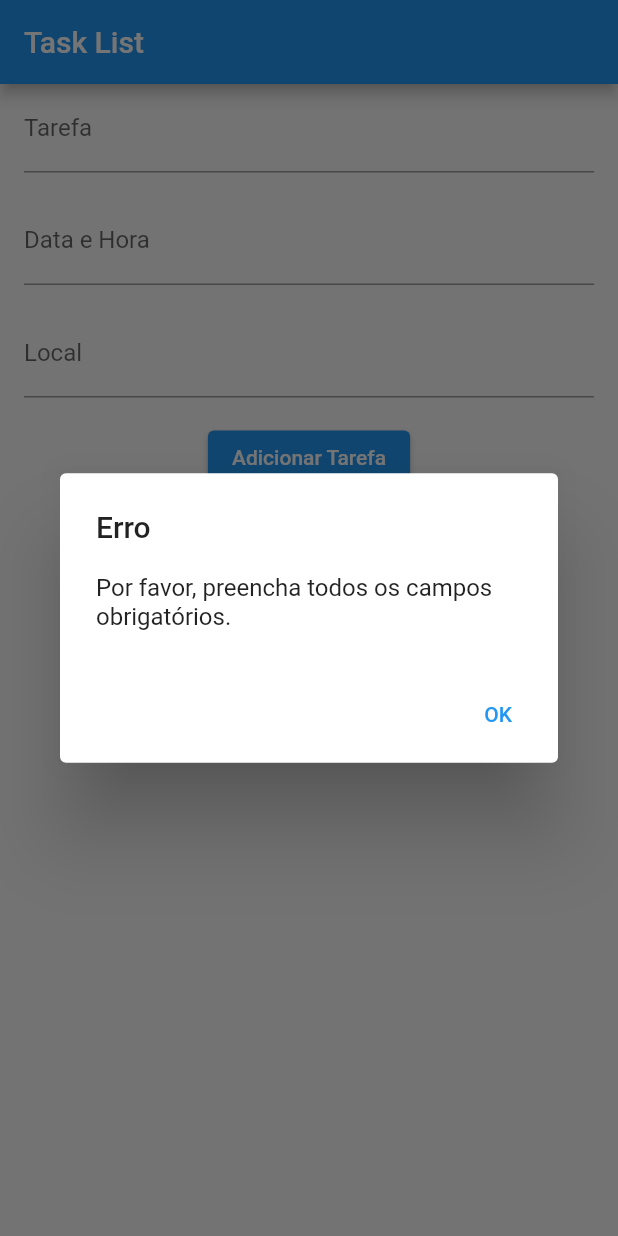
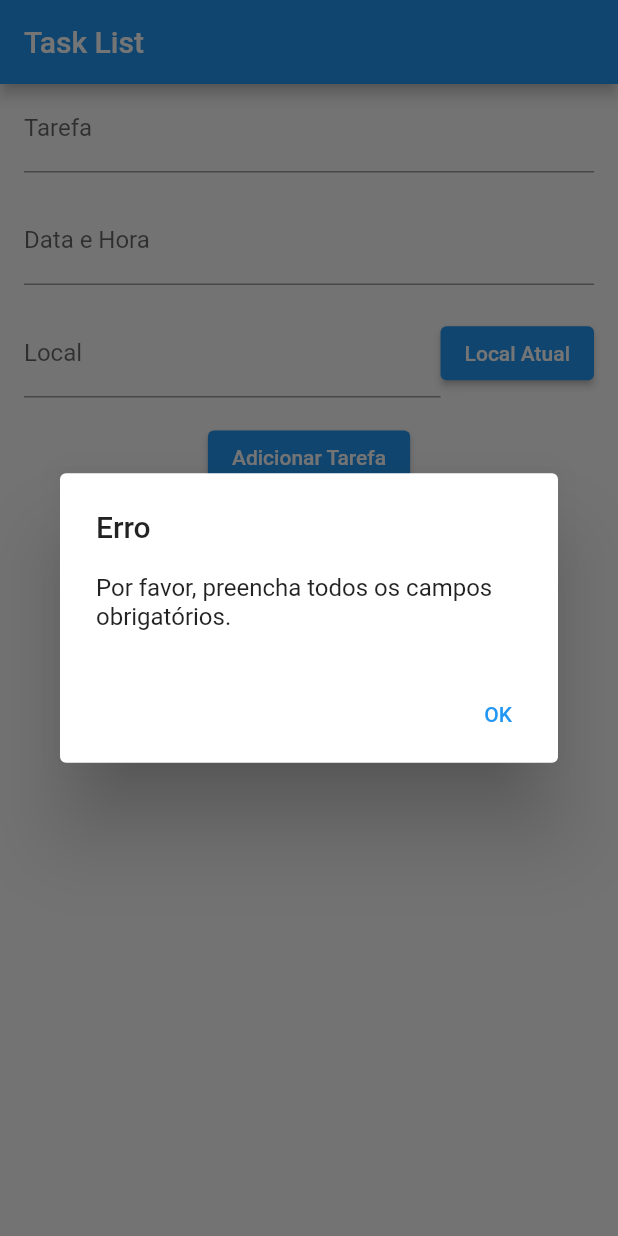
Before and after one commit to liercesantos/influtter, a Flutter app: the screen it shows after launch, after a tap on "Adicionar Tarefa", on a phone screen of 412 x 824 dp. Run offline on Flutter 3.47's test engine with Material 2 defaults, Android fonts, the phone set to English and light mode, and no system bars; our stand-ins replace geocoding, geolocator.

Commit message:
Ajustado o método editar.

```diff
--- a/lib/task_manager/task_creator.dart
+++ b/lib/task_manager/task_creator.dart
@@ -2,8 +2,6 @@ import 'package:flutter/material.dart';
 import 'package:intl/intl.dart';
 import 'package:geolocator/geolocator.dart';
 import 'package:geocoding/geocoding.dart';
-
-import '../models/task.dart';
 
 class TaskCreationScreen extends StatefulWidget {
   final Function(String, String, String) onAddTask;
@@ -109,6 +107,10 @@ class _TaskCreationScreenState extends State<TaskCreationScreen> {
     }
 
     widget.onAddTask(newTask, newDateTime, newLocation);
+
+    _nameController.clear();
+    _dateTimeController.clear();
+    _locationController.clear();
   }
 
   @override
--- a/lib/task_manager/task_screen.dart
+++ b/lib/task_manager/task_screen.dart
@@ -7,9 +7,14 @@ import '../models/task.dart';
 
 class TaskScreen extends StatefulWidget {
   final Function(String, String, String) onAddTask;
+  final Function(int, Task) onEditTask;
   final List<Task> tasks;
 
-  TaskScreen({Key? key, required this.onAddTask, required this.tasks})
+  TaskScreen(
+      {Key? key,
+      required this.onAddTask,
+      required this.onEditTask,
+      required this.tasks})
       : super(key: key);
 
   @override
@@ -23,7 +28,7 @@ class _TaskScreenState extends State<TaskScreen> {
 
   int _editingIndex = -1;
 
-  void _addTask() {
+  void _prepareTask() {
     String newTask = _nameController.text;
     String newDateTime = _dateTimeController.text;
     String newLocation = _locationController.text;
@@ -49,37 +54,30 @@ class _TaskScreenState extends State<TaskScreen> {
       return;
     }
 
+    if (_editingIndex != -1) {
+      widget.onEditTask(
+          _editingIndex,
+          Task(
+              name: _nameController.text,
+              dateTime: _dateTimeController.text,
+              location: _locationController.text));
+    } else {
       widget.onAddTask(newTask, newDateTime, newLocation);
+    }
+
+    _nameController.clear();
+    _dateTimeController.clear();
+    _locationController.clear();
+    _editingIndex = -1;
   }
 
   void _editTask(int index) {
     Task task = widget.tasks[index];
+
+    setState(() {
       _nameController.text = task.name;
       _dateTimeController.text = task.dateTime;
       _locationController.text = task.location;
-
-    if (task.name.isEmpty || task.dateTime.isEmpty || task.location.isEmpty) {
-      showDialog(
-        context: context,
-        builder: (BuildContext context) {
-          return AlertDialog(
-            title: Text('Erro'),
-            content: Text('Por favor, preencha todos os campos obrigatórios.'),
-            actions: <Widget>[
-              TextButton(
-                child: Text('OK'),
-                onPressed: () {
-                  Navigator.of(context).pop();
-                },
-              ),
-            ],
-          );
-        },
-      );
-      return;
-    }
-
-    setState(() {
       _editingIndex = index;
     });
   }
@@ -89,6 +87,9 @@ class _TaskScreenState extends State<TaskScreen> {
       widget.tasks.removeAt(index);
       if (_editingIndex == index) {
         _editingIndex = -1;
+        _nameController.clear();
+        _dateTimeController.clear();
+        _locationController.clear();
       }
     });
   }
@@ -179,22 +180,27 @@ class _TaskScreenState extends State<TaskScreen> {
               ),
             ),
             SizedBox(height: 16.0),
-            TextField(
+            Row(
+              children: [
+                Expanded(
+                    child: TextField(
                   controller: _locationController,
                   decoration: InputDecoration(
                     labelText: 'Local',
                   ),
+                )),
+                ElevatedButton(
+                  child: Text('Local Atual'),
+                  onPressed: _getCurrentLocation,
+                )
+              ],
             ),
             SizedBox(height: 16.0),
             ElevatedButton(
               child: Text(_editingIndex != -1
                   ? 'Atualizar Tarefa'
                   : 'Adicionar Tarefa'),
-              onPressed: _addTask,
-            ),
-            ElevatedButton(
-              child: Text('Local Atual'),
-              onPressed: _getCurrentLocation,
+              onPressed: _prepareTask,
             ),
             Expanded(
               child: ListView.builder(
```
Also changed, not shown: lib/main.dart (+7 -0 lines). Lines whose indentation alone changed are shown as unchanged.
